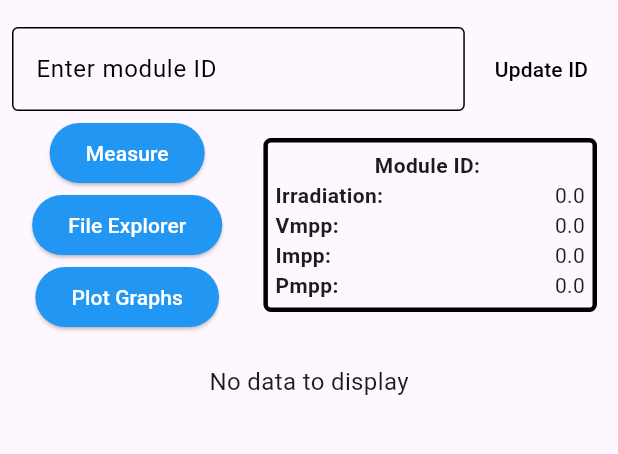
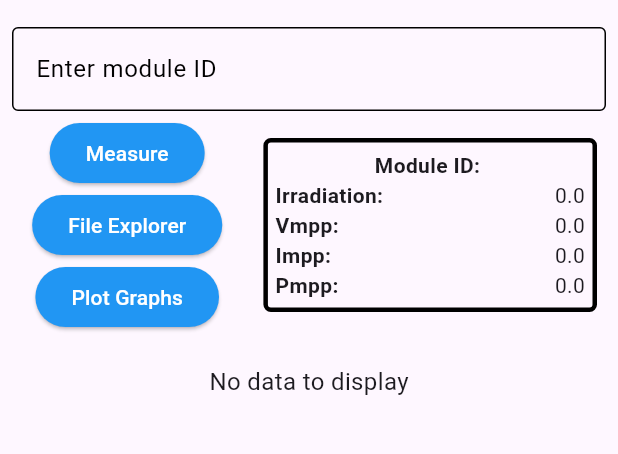
Before and after one commit to Mahadfarooq10/esp32-com, a Flutter app: the screen it shows after launch, on a phone screen of 412 x 824 dp, the part 63-517 px from its top. Run offline on Flutter 3.47's test engine with Material 3 defaults, Android fonts, the phone set to English and light mode, and no system bars; our stand-ins replace device_info_plus, file_picker, fl_chart, permission_handler.

Commit message:
chore: update the name of app, removed button for updating the module id

```diff
--- a/lib/main.dart
+++ b/lib/main.dart
@@ -106,18 +106,14 @@ class _MyHomePageState extends State<MyHomePage> {
                         hintStyle:
                             TextStyle(color: Colors.black), // Hint text color
                       ),
+                      onChanged: (value) {
+                        setState(() {
+                          moduleId = value; // Update the moduleId with the new value
+                        });
+                      },
                     ),
                   ),
-                  SizedBox(width: 8),
                   // Add some space between the text field and the button
-                  TextButton(
-                    onPressed: _setModuleId,
-                    style: TextButton.styleFrom(
-                      foregroundColor:
-                          Colors.black, // Set the text color to black
-                    ),
-                    child: Text('Update ID'),
-                  ),
                 ],
               ),
             ),
@@ -276,11 +272,14 @@ class _MyHomePageState extends State<MyHomePage> {
               // Remove the fixed height here
               child: _data.isEmpty
                   ? Center(
-                child: Text('No data to display', style: TextStyle(fontSize: 16)),
+                      child: Text('No data to display',
+                          style: TextStyle(fontSize: 16)),
                     )
                   : ListView(
-                shrinkWrap: true, // Add this property
-                physics: NeverScrollableScrollPhysics(), // Prevent ListView from scrolling independently
+                      shrinkWrap: true,
+                      // Add this property
+                      physics: NeverScrollableScrollPhysics(),
+                      // Prevent ListView from scrolling independently
                       children: [
                         plotGraph("Irradiation vs MP", 0, 4, Colors.orange,
                             'Irr(W/m²)', 'Measure Point(MP)', _data),
--- a/pubspec.yaml
+++ b/pubspec.yaml
@@ -1,5 +1,5 @@
-name: simple_app
-description: "A new Flutter project."
+name: SEPIV
+description: "Data visualiser application for Solar data."
 # The following line prevents the package from being accidentally published to
 # pub.dev using `flutter pub publish`. This is preferred for private packages.
 publish_to: 'none' # Remove this line if you wish to publish to pub.dev
```
Also changed, not shown: 3 other files. Lines whose indentation alone changed are shown as unchanged.
